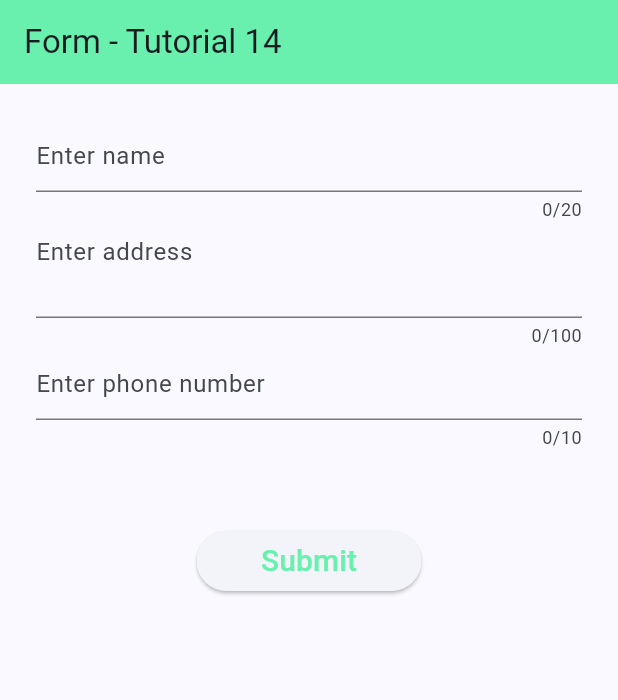
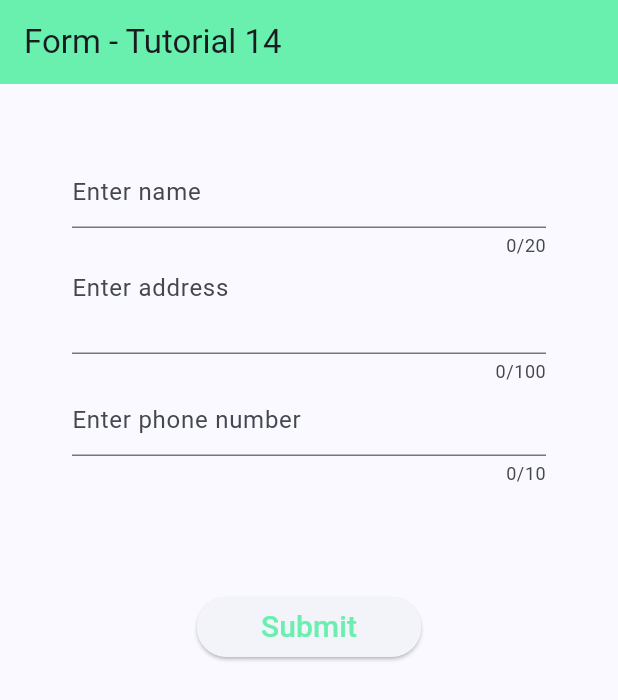
Before and after one commit to Pathirana99/Flutter, a Flutter app: the screen it shows after launch, on a phone screen of 412 x 824 dp. Shown: the top 700 px of the screen. Run offline on Flutter 3.47's test engine with Material 3 defaults, Android fonts, the phone set to English and light mode, and no system bars; our stand-ins replace device_preview.

Commit message:
Update form.dart

```diff
--- a/appl/lib/form.dart
+++ b/appl/lib/form.dart
@@ -77,13 +77,16 @@ class _FormScreenState extends State<FormScreen> {
         child: Form(
           key: _formKey,
           child: Container(
+            padding: const EdgeInsets.all(24.0),
             margin: const EdgeInsets.all(24.0),
             child: Column(
               children: [
                 _buildNameField(),
                 _buildAdressField(),
                 _buildPhoneNoField(),
-                SizedBox(height: 50),
+                SizedBox(
+                    height: 70,
+                ),
                 Container(
                   width: 150,
                   child: ElevatedButton(
```
